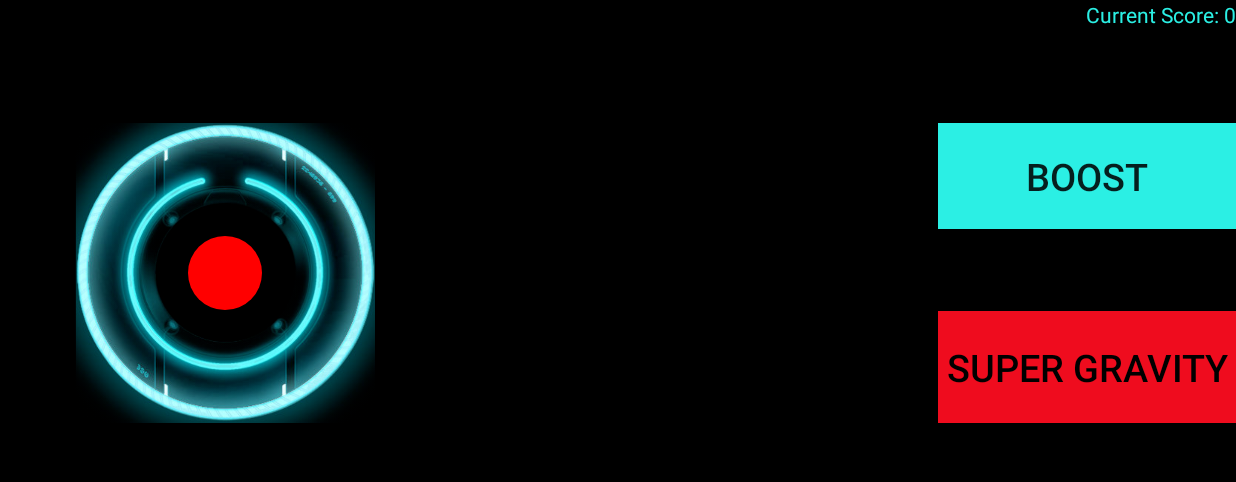
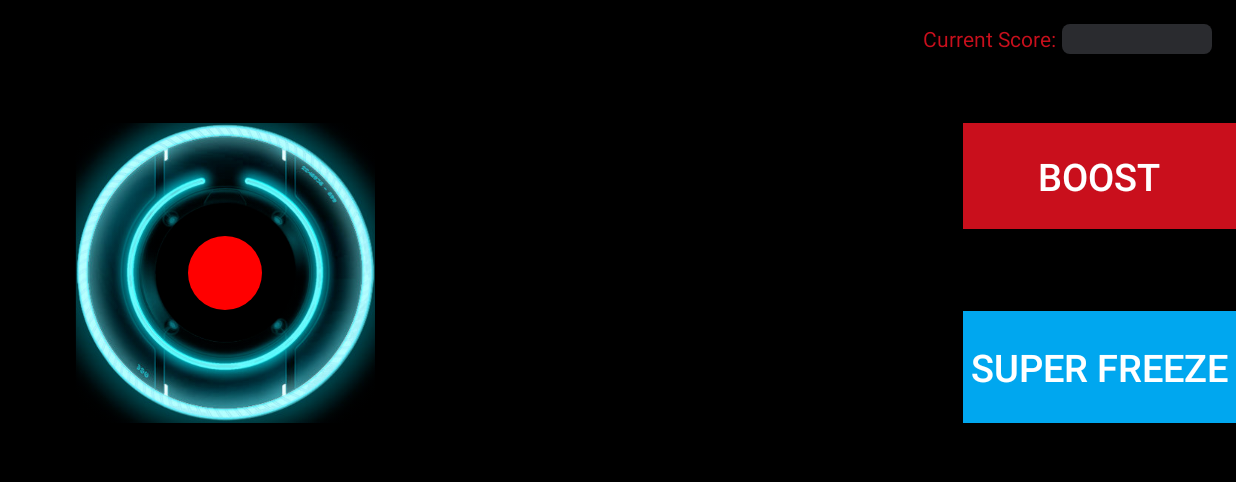
Before and after one commit to DaleKocian/Superterran-Sender, an Android app: the fragment SuperTerranFragment placed in its activity, on a phone screen of 824 x 412 dp (held sideways), the part 72-554 px from its top. Run offline under Robolectric (Android 15) with nearby library versions, the phone set to English and light mode, and no system bars; libraries missing offline, so code that uses them is left out: android.support.v7; 7 statements that could not run were skipped.

Commit message:
added progress bar fixed some

```diff
--- a/SuperTerran/app/src/main/java/io/gamejam/poundcode/superterran/view/MainActivity.java
+++ b/SuperTerran/app/src/main/java/io/gamejam/poundcode/superterran/view/MainActivity.java
@@ -3,6 +3,7 @@ package io.gamejam.poundcode.superterran.view;
 import android.app.Fragment;
 import android.app.FragmentTransaction;
 import android.content.DialogInterface;
+import android.os.Build;
 import android.os.Bundle;
 import android.support.v4.view.MenuItemCompat;
 import android.support.v7.app.AlertDialog;
@@ -49,22 +50,6 @@ public class MainActivity extends AppCompatActivity implements Observer {
         manager.deleteObserver(this);
         SuperTerranApplication.getInstance().getSendMessageHandler().flushMessages();
         updateFragments();
-        manager.getGameManagerClient().setListener(new GameManagerClient.Listener() {
-            @Override
-            public void onStateChanged(GameManagerState currentState, GameManagerState previousState) {
-                PlayerInfo playerInfo = currentState.getConnectedControllablePlayers().get(0);
-                try {
-                    Integer currentScore = (Integer) playerInfo.getPlayerData().get("mass");
-                    mSuperTerranFragment.updateScore(currentScore);
-                } catch (JSONException e) {
-                    e.printStackTrace();
-                }
-            }
-
-            @Override
-            public void onGameMessageReceived(String s, JSONObject jsonObject) {
-            }
-        });
     }
 
     @Override
--- a/SuperTerran/app/src/main/java/io/gamejam/poundcode/superterran/view/SuperTerranFragment.java
+++ b/SuperTerran/app/src/main/java/io/gamejam/poundcode/superterran/view/SuperTerranFragment.java
@@ -7,9 +7,16 @@ import android.view.LayoutInflater;
 import android.view.View;
 import android.view.ViewGroup;
 import android.widget.Button;
+import android.widget.ProgressBar;
 import android.widget.TextView;
 
+import com.google.android.gms.cast.games.GameManagerClient;
+import com.google.android.gms.cast.games.GameManagerState;
+import com.google.android.gms.cast.games.PlayerInfo;
 import com.zerokol.views.JoyStickControllerView;
+
+import org.json.JSONException;
+import org.json.JSONObject;
 
 import io.gamejam.poundcode.superterran.R;
 import io.gamejam.poundcode.superterran.SuperTerranApplication;
@@ -25,7 +32,7 @@ public class SuperTerranFragment extends Fragment implements JoystickMovedListen
 
     private Button mBOOOOOOOOST;
     private Button mSuperGravity;
-    private TextView tvScore;
+    private ProgressBar score;
     private JoyStickControllerView mController;
 
     @Override
@@ -37,14 +44,39 @@ public class SuperTerranFragment extends Fragment implements JoystickMovedListen
         mController.setOnJoystickMoveListener(this, REPEAT_INTERVAL);
         mBOOOOOOOOST = (Button) view.findViewById(R.id.btnBoost);
         mSuperGravity = (Button) view.findViewById(R.id.btnSuperGravity);
-        tvScore = (TextView) view.findViewById(R.id.tvScore);
+        score = (ProgressBar) view.findViewById(R.id.score);
         mBOOOOOOOOST.setOnClickListener(getBoostOnClickListener());
         mSuperGravity.setOnClickListener(getSuperGravityOnClickListener());
         return view;
     }
 
+    @Override
+    public void onResume() {
+        super.onResume();
+        SuperTerranApplication.getInstance().getCastConnectionManager().getGameManagerClient().setListener(new GameManagerClient.Listener() {
+            @Override
+            public void onStateChanged(GameManagerState currentState, GameManagerState previousState) {
+                PlayerInfo playerInfo = currentState.getConnectedControllablePlayers().get(0);
+//                Log.d(TAG, playerInfo.getPlayerData().toString());
+                try {
+                    if(playerInfo != null && playerInfo.getPlayerData() != null && playerInfo.getPlayerData().get("mass") != null)
+                    {
+                        Integer currentScore = (Integer) playerInfo.getPlayerData().get("mass");
+                        SuperTerranFragment.this.updateScore(currentScore);
+                    }
+                } catch (JSONException e) {
+                    e.printStackTrace();
+                }
+            }
+
+            @Override
+            public void onGameMessageReceived(String s, JSONObject jsonObject) {
+            }
+        });
+    }
+
     public void updateScore(Integer currentScore) {
-        tvScore.setText("Current Score:" + currentScore);
+        score.setProgress(currentScore);
     }
 
     private View.OnClickListener getSuperGravityOnClickListener() {
@@ -85,6 +117,5 @@ public class SuperTerranFragment extends Fragment implements JoystickMovedListen
                 .getSendMessageHandler()
                 .enqueueMessage(SuperterranMessageBuilder.MESSAGE_TYPE_SUPERTERRAN_MOVE,
                         SuperterranMessageBuilder.createMoveMessage(angle));
-        Log.d(TAG, "ANGLE: " + angle);
     }
 }
--- /dev/null
+++ b/SuperTerran/app/src/main/res/drawable/custom_progress.xml
@@ -0,0 +1,37 @@
+<?xml version="1.0" encoding="UTF-8"?>
+
+<layer-list
+    xmlns:android="http://schemas.android.com/apk/res/android">
+    <item
+        android:id="@android:id/background">
+        <shape>
+            <padding
+                android:bottom="3dip"
+                android:top="3dip"
+                android:left="3dip"
+                android:right="3dip"
+                />
+            <corners
+                android:radius="5dip" />
+            <gradient
+                android:startColor="#2a2b2f"
+                android:centerColor="#2a2b2f"
+                android:centerY="0.50"
+                android:endColor="#2a2b2f"
+                android:angle="270" />
+        </shape>
+    </item>
+    <item
+        android:id="@android:id/progress">
+        <clip>
+            <shape>
+                <corners
+                    android:radius="5dip" />
+                <gradient
+                    android:startColor="#ff0e75af"
+                    android:endColor="#ff1997e1"
+                    android:angle="90" />
+            </shape>
+        </clip>
+    </item>
+</layer-list>
--- a/SuperTerran/app/src/main/res/layout/fragment_superterran.xml
+++ b/SuperTerran/app/src/main/res/layout/fragment_superterran.xml
@@ -25,6 +25,7 @@
         android:text="@string/button_fire"
         android:textSize="25sp"
         android:padding="18dp"
+        android:textColor="@android:color/white"
         android:layout_alignStart="@+id/btnSuperGravity"
         android:layout_alignTop="@+id/touch_controller"
         android:layout_alignParentRight="true"/>
@@ -36,7 +37,7 @@
         android:minLines="2"
         android:padding="5dp"
         android:text="@string/button_super"
-        android:textColor="@android:color/black"
+        android:textColor="@android:color/white"
         android:textSize="25sp"
         android:id="@+id/btnSuperGravity"
         android:layout_alignBottom="@+id/touch_controller"
@@ -46,10 +47,23 @@
         android:layout_width="wrap_content"
         android:layout_height="wrap_content"
         android:textAppearance="?android:attr/textAppearanceSmall"
-        android:text="Current Score: 0"
+        android:text="Current Score:"
         android:textColor="@color/boost"
         android:id="@+id/tvScore"
+        android:labelFor="@+id/score"
+        android:layout_alignTop="@+id/score"
+        android:layout_toLeftOf="@+id/score"
+        android:layout_marginRight="4dp" />
+
+    <ProgressBar
+        android:id="@+id/score"
+        android:layout_width="100dp"
+        android:layout_height="20dp"
+        style="@style/CustomProgressBar"
         android:layout_alignParentTop="true"
-        android:layout_alignParentEnd="true"/>
+        android:layout_alignParentEnd="true"
+        android:max="20"
+        android:layout_marginTop="16dp"
+        android:layout_marginRight="16dp" />
 
 </RelativeLayout>
--- a/SuperTerran/app/src/main/res/values/colors.xml
+++ b/SuperTerran/app/src/main/res/values/colors.xml
@@ -1,7 +1,7 @@
 <?xml version="1.0" encoding="utf-8"?>
 <resources>
 
-    <color name="big_red">#ef0c1e</color>
-    <color name="boost">#2befe4</color>
+    <color name="big_red">#00a7ef</color>
+    <color name="boost">#c90f1c</color>
     <color name="controller">#319407</color>
 </resources>
--- a/SuperTerran/app/src/main/res/values/strings.xml
+++ b/SuperTerran/app/src/main/res/values/strings.xml
@@ -3,5 +3,5 @@
     <string name="media_route_menu_title">Title</string>
     <string name="connect_label">You only have one chromecast device you can connect to.</string>
     <string name="button_fire">Boost</string>
-    <string name="button_super">Super Gravity</string>
+    <string name="button_super">Super Freeze</string>
 </resources>
--- a/SuperTerran/app/src/main/res/values/styles.xml
+++ b/SuperTerran/app/src/main/res/values/styles.xml
@@ -7,4 +7,10 @@
     <style name="label">
         <item name="android:textSize">20sp</item>
     </style>
+    <style name="CustomProgressBar" parent="android:Widget.ProgressBar.Horizontal">
+        <item name="android:indeterminateOnly">false</item>
+        <item name="android:progressDrawable">@drawable/custom_progress</item>
+        <item name="android:minHeight">10dip</item>
+        <item name="android:maxHeight">40dip</item>
+    </style>
 </resources>
```
